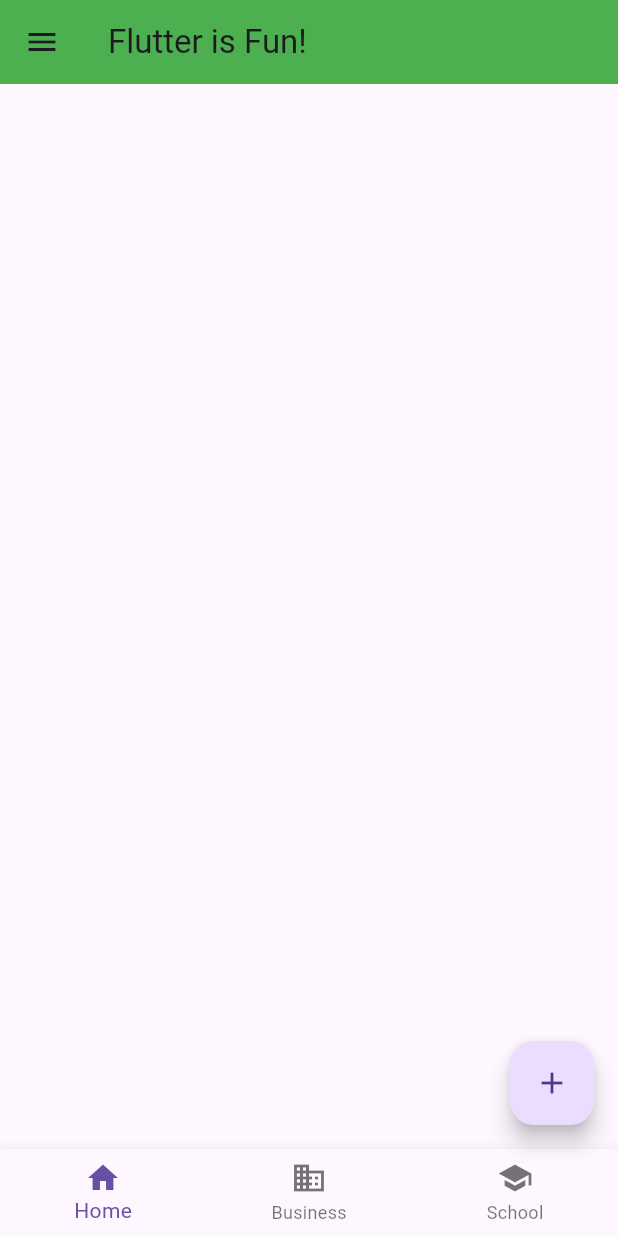
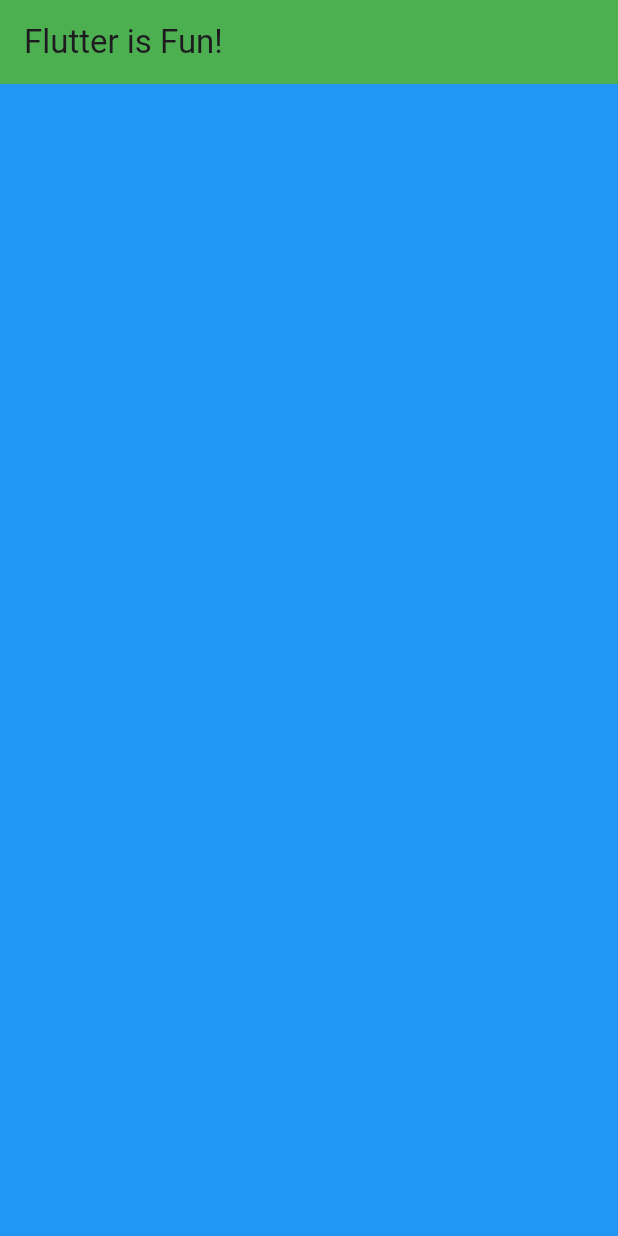
Before and after one commit to FJoey/Fireship-Tutorial, a Flutter app: the screen it shows after launch, on a phone screen of 412 x 824 dp. Run offline on Flutter 3.47's test engine with Material 3 defaults, Android fonts, the phone set to English and light mode, and no system bars.

```diff
--- a/lib/main.dart
+++ b/lib/main.dart
@@ -16,31 +16,23 @@ class MyApp extends StatelessWidget {
           title: const Text('Flutter is Fun!'),
         ),
 
-        floatingActionButton: FloatingActionButton(
-          child: Icon(Icons.add),
-          onPressed: () {
-            print('pressed!');
-          },
-        ),
-        bottomNavigationBar: BottomNavigationBar(
-          items: const [
-            BottomNavigationBarItem(
-              icon: Icon(Icons.home),
-              label: 'Home',
+        body: ListView(
+          scrollDirection: Axis.horizontal,
+          addAutomaticKeepAlives: false,
+          children: [
+            Container(
+              color: Colors.blue,
+              width: 500,
             ),
-            BottomNavigationBarItem(
-              icon: Icon(Icons.business),
-              label: 'Business',
+            Container(
+              color: const Color.fromARGB(255, 114, 33, 243),
+              width: 500,
             ),
-            BottomNavigationBarItem(
-              icon: Icon(Icons.school),
-              label: 'School',
+            Container(
+              color: const Color.fromARGB(255, 243, 128, 33),
+              width: 500,
             ),
           ],
-        ),
-
-        drawer: Drawer(
-          child: Text('Yo!'),
         ),
       ),
     );
```
